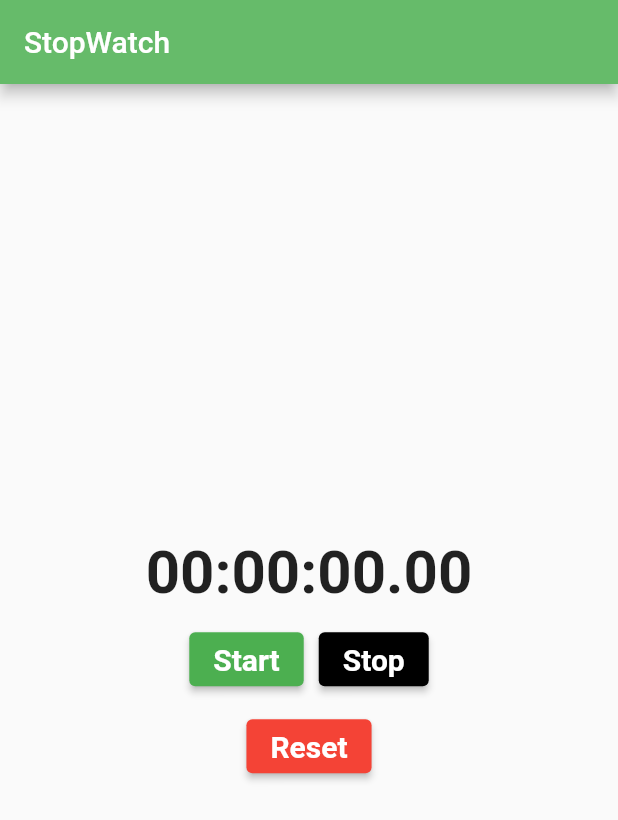
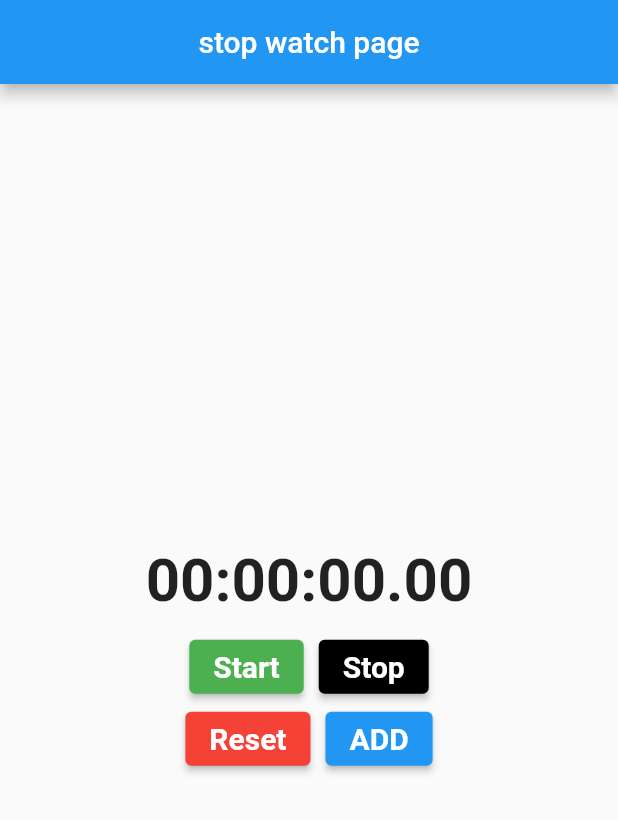
Before and after one commit to kookmin-sw/capstone-2022-48, a Flutter app: the StopWatch screen opened directly, on a phone screen of 412 x 824 dp. Shown: the top 820 px of the screen. Run offline on Flutter 3.47's test engine with Material 2 defaults, Android fonts, the phone set to English and light mode, and no system bars; our stand-ins replace stop_watch_timer, table_calendar; project files that could hold a hidden picture were left out.

Commit message:
fix emulator running error

```diff
--- a/lib/Utilities.dart
+++ b/lib/Utilities.dart
@@ -43,7 +43,7 @@ List<DateTime> daysInRange(DateTime first, DateTime last) {
   final dayCount = last.difference(first).inDays + 1;
   return List.generate(
     dayCount,
-        (index) => DateTime.utc(first.year, first.month, first.day + index),
+    (index) => DateTime.utc(first.year, first.month, first.day + index),
   );
 }
 
--- a/lib/main.dart
+++ b/lib/main.dart
@@ -1,4 +1,5 @@
 import 'package:capstone_2022_48/pages/HomeCalendar.dart';
+import 'package:capstone_2022_48/pages/Exercise.dart';
 import 'package:flutter/material.dart';
 // import 'package:flutter_event_calendar/flutter_event_calendar.dart';
 import 'package:provider/provider.dart';
@@ -18,7 +19,8 @@ class MyApp extends StatelessWidget {
     initializeDateFormatting();
     return MaterialApp(
       title: 'test',
-      home: HomeCalendar(),
+      // home: HomeCalendar(),
+      home: StopWatch(),
     );
   }
 }
--- a/lib/pages/Exercise.dart
+++ b/lib/pages/Exercise.dart
@@ -1,102 +1,113 @@
 import 'package:flutter/material.dart';
 import 'package:stop_watch_timer/stop_watch_timer.dart';
 
-void main() => runApp(MyApp(),
-);
-
-
-class MyApp extends StatefulWidget {
-  const MyApp({ Key? key }) : super(key: key);
-
-  @override
-  State<MyApp> createState() => _MyAppState();
-}
-
-class _MyAppState extends State<MyApp> {
-  @override
-  Widget build(BuildContext context) {
-    return MaterialApp(
-      debugShowCheckedModeBanner: false,
-      home: StopWatch(),
-    );
-  }
-}
 class StopWatch extends StatefulWidget {
-  const StopWatch({ Key? key }) : super(key: key);
+  const StopWatch({Key? key}) : super(key: key);
 
   @override
   State<StopWatch> createState() => _StopWatchState();
 }
 
 class _StopWatchState extends State<StopWatch> {
-
   final StopWatchTimer _stopWatchTimer = StopWatchTimer();
   final _isHours = true;
+
   @override
   void dispose() {
     super.dispose();
     _stopWatchTimer.dispose();
   }
 
-
   @override
   Widget build(BuildContext context) {
     return Scaffold(
       appBar: AppBar(
-        backgroundColor: Colors.green.shade400,
-        title: const Text('StopWatch'),
+        title: const Text('stop watch page'),
+        centerTitle: true,
       ),
       body: Center(
         child: Column(
             mainAxisAlignment: MainAxisAlignment.center,
-          children: [
+            children: <Widget>[
         StreamBuilder<int>(
         stream: _stopWatchTimer.rawTime,
             initialData: _stopWatchTimer.rawTime.value,
-              builder:(context, snapshot) {
+            builder: (context, snapshot) {
               final value = snapshot.data;
               final displayTime =
               StopWatchTimer.getDisplayTime(value!, hours: _isHours);
 
-              return Text(displayTime, style: const TextStyle(fontSize:40,fontWeight: FontWeight.bold));
-
+              return Text(displayTime,
+                  style: const TextStyle(
+                      fontSize: 40, fontWeight: FontWeight.bold));
             }),
-            const SizedBox(height: 10,),
+        const SizedBox(
+          height: 10,
+        ),
         Center(
           child: Row(
             mainAxisAlignment: MainAxisAlignment.center,
             children: [
-                  ElevatedButton(onPressed: () {
+              ElevatedButton(
+                onPressed: () {
                   _stopWatchTimer.onExecute.add(StopWatchExecute.start);
-                  }, child: const Text('Start'), style : ElevatedButton.styleFrom(
+                },
+                child: const Text('Start'),
+                style: ElevatedButton.styleFrom(
                   primary: Colors.green,
                   textStyle: const TextStyle(
-                      fontSize: 20, fontWeight: FontWeight.bold
+                      fontSize: 20, fontWeight: FontWeight.bold),
                 ),
-                  ),),
-                  const SizedBox(width: 10,),
-                  ElevatedButton(onPressed: () {
+              ),
+              const SizedBox(
+                width: 10,
+              ),
+              ElevatedButton(
+                onPressed: () {
                   _stopWatchTimer.onExecute.add(StopWatchExecute.stop);
-
-                  }, child: const Text('Stop'), style : ElevatedButton.styleFrom(
+                },
+                child: const Text('Stop'),
+                style: ElevatedButton.styleFrom(
                   primary: Colors.black,
                   textStyle: const TextStyle(
-                      fontSize: 20, fontWeight: FontWeight.bold
+                      fontSize: 20, fontWeight: FontWeight.bold),
                 ),
-                  ),),
+              ),
             ],
           ),
         ),
-            const SizedBox(height: 10,),
-            ElevatedButton(onPressed: () {
+        Center(
+          child: Row(
+            mainAxisAlignment: MainAxisAlignment.center,
+            children: [
+              ElevatedButton(
+                onPressed: () {
                   _stopWatchTimer.onExecute.add(StopWatchExecute.reset);
-
-            }, child: const Text('Reset'), style : ElevatedButton.styleFrom(
+                },
+                child: const Text('Reset'),
+                style: ElevatedButton.styleFrom(
                   primary: Colors.red,
-                    textStyle: const TextStyle(
-                      fontSize: 20, fontWeight: FontWeight.bold
+                  textStyle:
+                  const TextStyle(fontSize: 20, fontWeight: FontWeight.bold),
                 ),
-                  ),),
+              ),
+              const SizedBox(
+                width: 10,
+              ),
+              ElevatedButton(
+                onPressed: () {
+                  // 기록 기능
+                },
+                child: const Text('ADD'),
+                style: ElevatedButton.styleFrom(
+                  primary: Colors.blue,
+                  textStyle:
+                  const TextStyle(fontSize: 20, fontWeight: FontWeight.bold),
+                ),
+              ),
+            ],
+          ),
+        ),
         ],
       ),
     ),
```
Also changed, not shown: 1 other file. Lines whose indentation alone changed are shown as unchanged.
